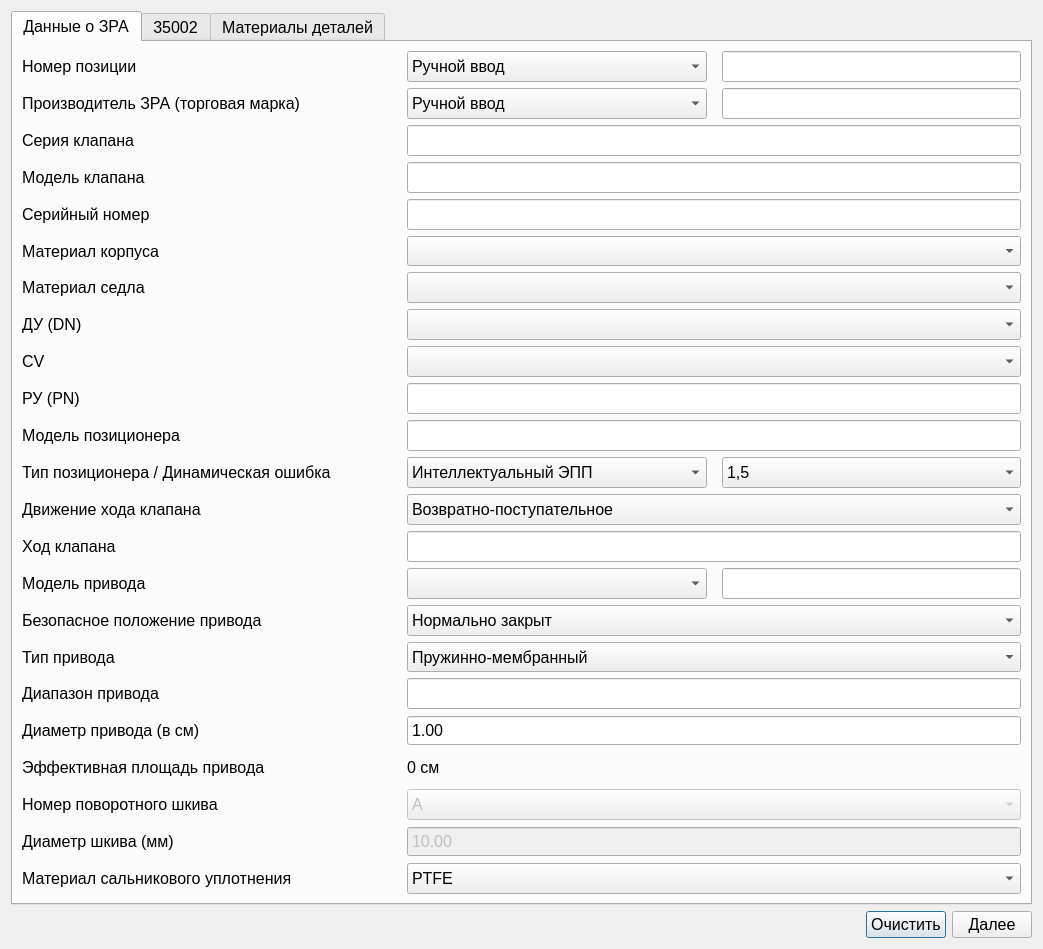
The window that ValveWindow.ui (Rekvim/MpiSdk) describes before a commit, drawn with Qt 5.
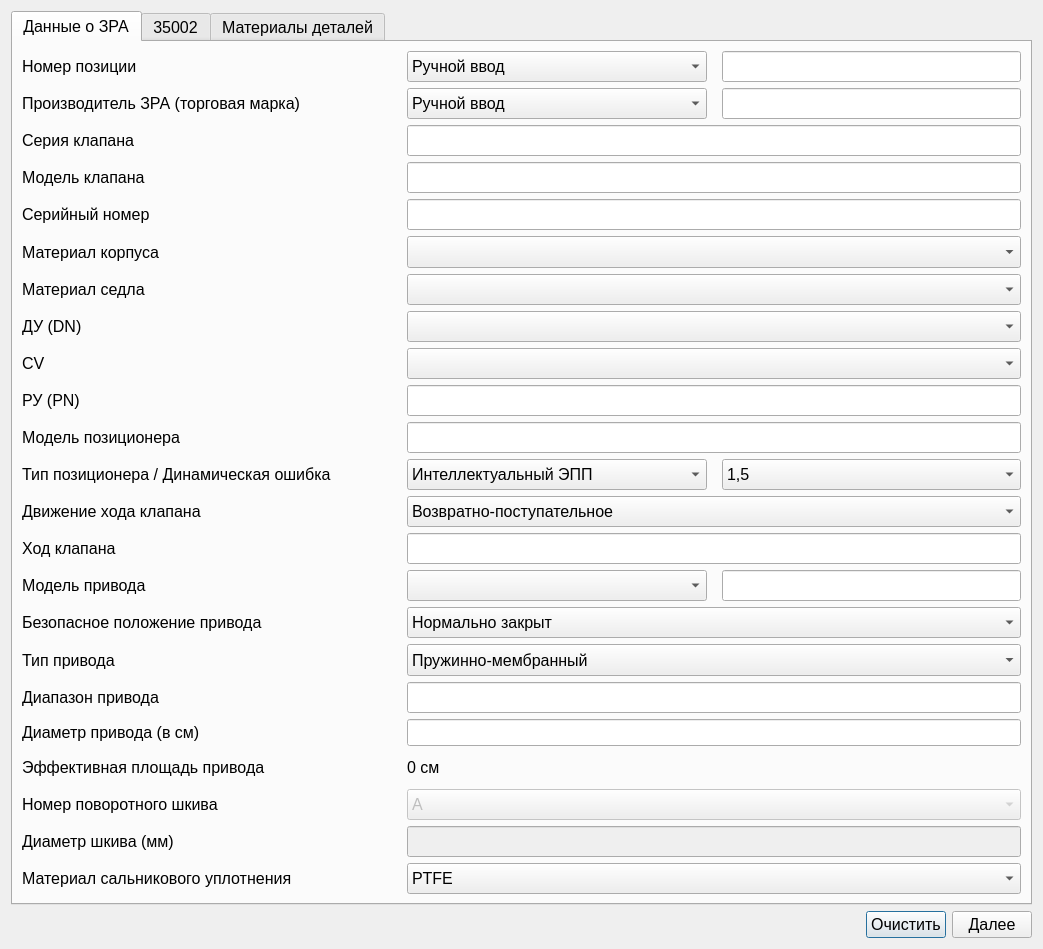
The same window after the commit.

```diff
--- a/ValveWindow.ui
+++ b/ValveWindow.ui
@@ -1059,28 +1059,7 @@
           </widget>
          </item>
          <item>
-          <widget class="QDoubleSpinBox" name="doubleSpinBox_diameter">
-           <property name="sizePolicy">
-            <sizepolicy hsizetype="Minimum" vsizetype="Preferred">
-             <horstretch>0</horstretch>
-             <verstretch>0</verstretch>
-            </sizepolicy>
-           </property>
-           <property name="font">
-            <font>
-             <pointsize>12</pointsize>
-            </font>
-           </property>
-           <property name="buttonSymbols">
-            <enum>QAbstractSpinBox::ButtonSymbols::NoButtons</enum>
-           </property>
-           <property name="minimum">
-            <double>1.000000000000000</double>
-           </property>
-           <property name="maximum">
-            <double>100.000000000000000</double>
-           </property>
-          </widget>
+          <widget class="QLineEdit" name="lineEdit_diameter"/>
          </item>
         </layout>
        </item>
@@ -1231,33 +1210,16 @@
           </widget>
          </item>
          <item>
-          <widget class="QDoubleSpinBox" name="doubleSpinBox_diameterPulley">
+          <widget class="QLineEdit" name="lineEdit_diameterPulley">
            <property name="enabled">
             <bool>false</bool>
            </property>
            <property name="sizePolicy">
-            <sizepolicy hsizetype="Minimum" vsizetype="Preferred">
+            <sizepolicy hsizetype="Preferred" vsizetype="Preferred">
              <horstretch>0</horstretch>
              <verstretch>0</verstretch>
             </sizepolicy>
            </property>
-           <property name="font">
-            <font>
-             <pointsize>12</pointsize>
-            </font>
-           </property>
-           <property name="buttonSymbols">
-            <enum>QAbstractSpinBox::ButtonSymbols::NoButtons</enum>
-           </property>
-           <property name="minimum">
-            <double>0.000000000000000</double>
-           </property>
-           <property name="maximum">
-            <double>200.000000000000000</double>
-           </property>
-           <property name="value">
-            <double>10.000000000000000</double>
-           </property>
           </widget>
          </item>
         </layout>
```
